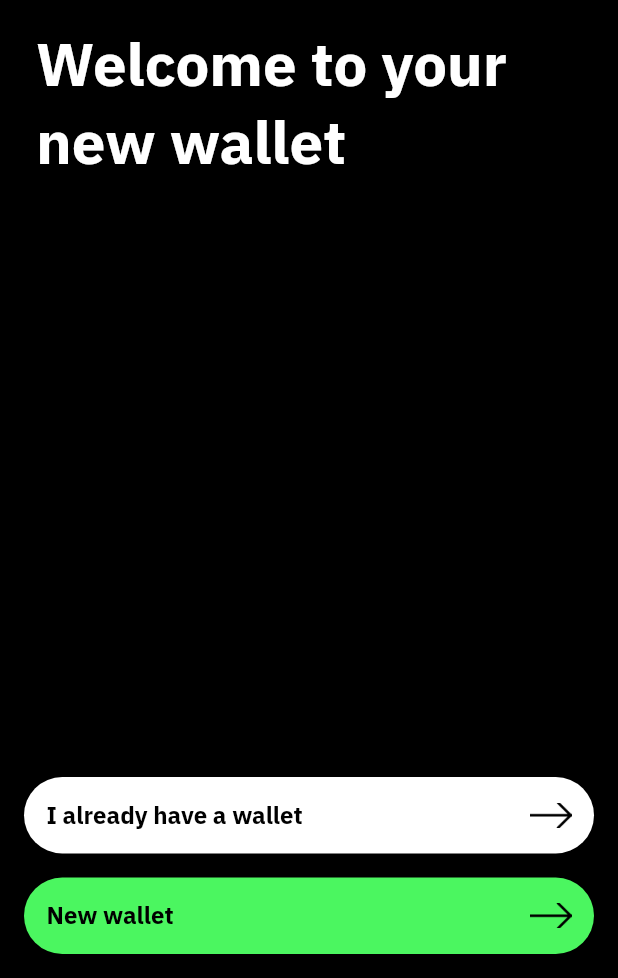
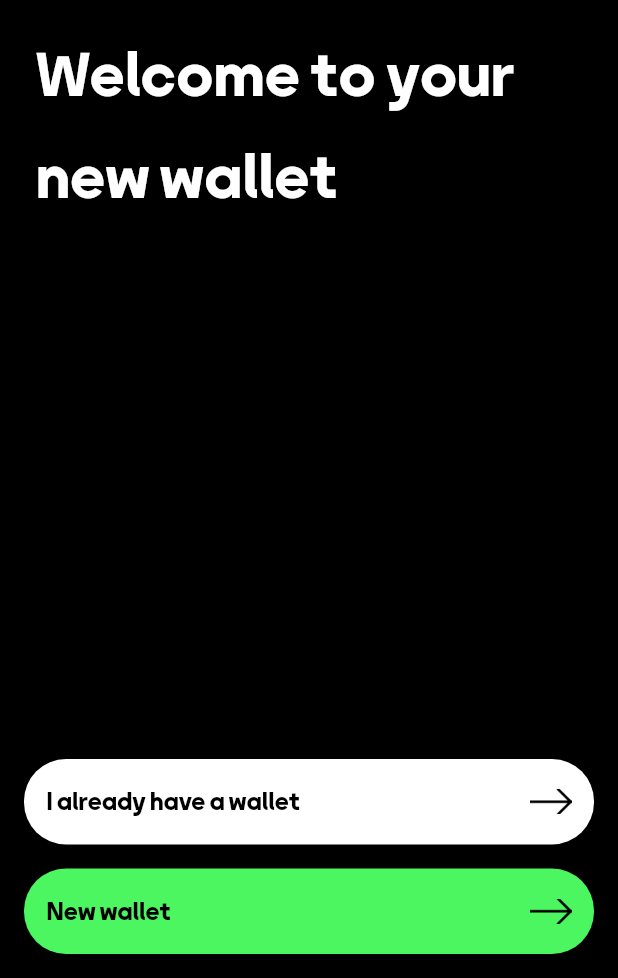
Before and after one commit to Digit41/digit41-flutter, a Flutter app: the screen it shows after launch, on a phone screen of 412 x 824 dp, the part 258-1236 px from its top. Run offline on Flutter 3.47's test engine with Material 2 defaults, Android fonts, the phone set to English and light mode, and no system bars; our stand-ins replace cached_network_image, dio, firebase_core, firebase_messaging, flutter_local_notifications, get and 6 more; missing offline and left inert: barcode_scan2, bip32, bip39, clipboard, passcode_screen, web3dart; accounts and stored records are empty.

Commit message:
fonts was changed

```diff
--- a/lib/utils/app_theme.dart
+++ b/lib/utils/app_theme.dart
@@ -16,7 +16,7 @@ class AppTheme {
     primaryColor: _green,
     scaffoldBackgroundColor: Colors.white,
     checkboxTheme: _checkBoxTh,
-    fontFamily: 'IBM_Plex',
+    fontFamily: 'Kalameh',
     bottomNavigationBarTheme: BottomNavigationBarThemeData(
       backgroundColor: Colors.white,
       elevation: 3.0,
@@ -26,8 +26,7 @@ class AppTheme {
       backgroundColor: _green,
     ),
     textButtonTheme: TextButtonThemeData(
-      style: ButtonStyle(foregroundColor: MaterialStateProperty.all(gray))
-    ),
+        style: ButtonStyle(foregroundColor: MaterialStateProperty.all(gray))),
   );
 
   static ThemeData dark = ThemeData(
@@ -35,7 +34,7 @@ class AppTheme {
     primaryColor: _green,
     scaffoldBackgroundColor: Colors.black,
     checkboxTheme: _checkBoxTh,
-    fontFamily: 'IBM_Plex',
+    fontFamily: 'Kalameh',
     bottomNavigationBarTheme: BottomNavigationBarThemeData(
       backgroundColor: Color(0xff151515),
       elevation: 3.0,
@@ -45,7 +44,6 @@ class AppTheme {
       backgroundColor: _green,
     ),
     textButtonTheme: TextButtonThemeData(
-        style: ButtonStyle(foregroundColor: MaterialStateProperty.all(gray))
-    ),
+        style: ButtonStyle(foregroundColor: MaterialStateProperty.all(gray))),
   );
 }
```
Also changed, not shown: lib/pages/wallet/wallet.dart (+7 -7 lines), pubspec.yaml (+3 -6 lines).
